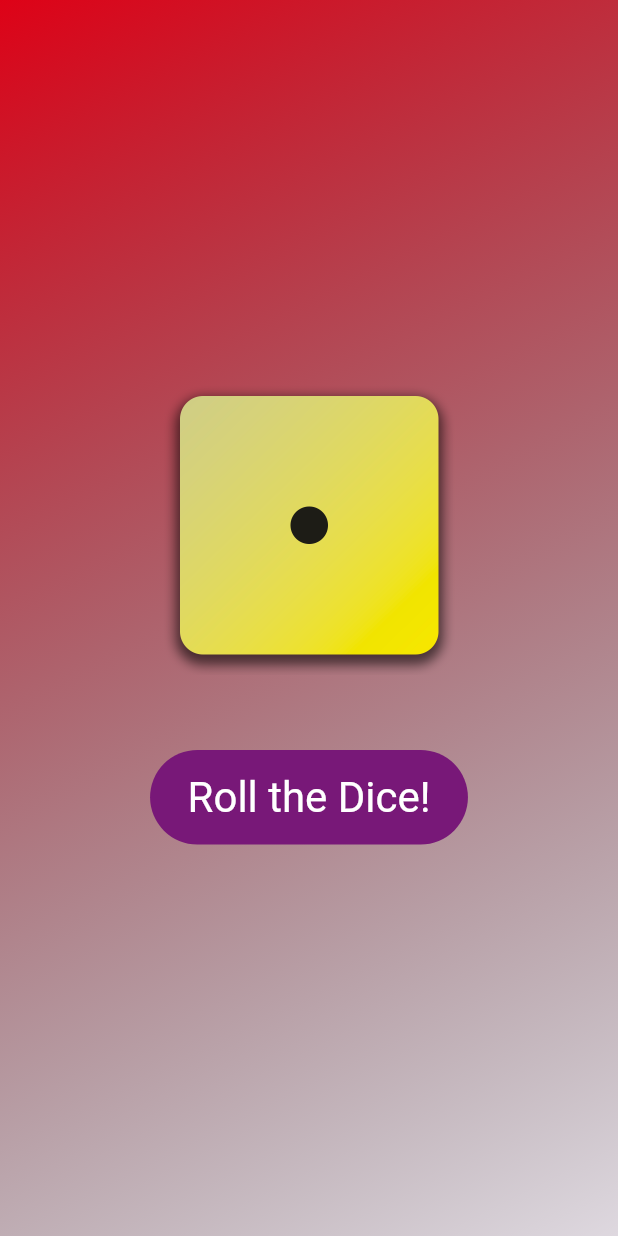
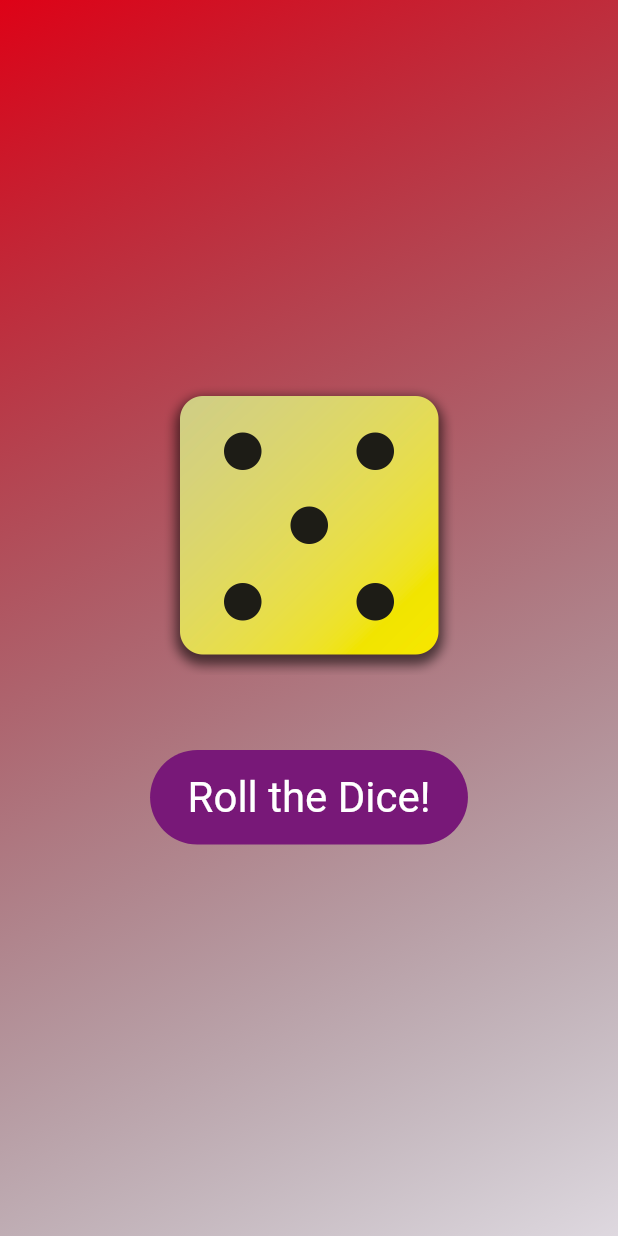
Before and after one commit to Squubis/first_app, a Flutter app: the screen it shows after launch, after a tap on "Roll the Dice!", on a phone screen of 412 x 824 dp. Run offline on Flutter 3.47's test engine with Material 3 defaults, Android fonts, the phone set to English and light mode, and no system bars.

Commit message:
dice randomizes now

```diff
--- a/lib/dice_roller.dart
+++ b/lib/dice_roller.dart
@@ -1,17 +1,52 @@
+import 'dart:math';
+
 import 'package:flutter/material.dart';
 
 class DiceRoller extends StatefulWidget{
   const DiceRoller({super.key});
 
+  @override
   State<DiceRoller> createState(){
     return _DiceRollerState();
   }
 }
 class _DiceRollerState extends State<DiceRoller>{
-  var activeImage = 'assets/images/dice-2.png';
-  void rollDice(){
-    activeImage='asset/images/dice-4.png';
-    print("Rolling Dice");
-    print("Active Image");
-  }
+ var activeImage = 'assets/images/dice-1.png';
+ void rollDice(){
+  var rolledValue = Random().nextInt(6)+1;
+  setState((){
+    activeImage = 'assets/images/dice-$rolledValue.png';
+    });
+ }
+
+  @override
+   Widget build(context){
+    return Column(
+            children: [
+              SizedBox(
+              height: 250,
+                ),
+              Image.asset(
+               activeImage,
+               width: 200,
+              ),
+              SizedBox(
+                height: 50,
+                ),
+              TextButton(
+                onPressed: rollDice,
+                style: TextButton.styleFrom(
+                  padding: const EdgeInsets.symmetric(vertical: 15, horizontal: 25),
+                  foregroundColor: Colors.white,
+                  backgroundColor: const Color.fromARGB(255, 120, 24, 120),
+                  textStyle: const TextStyle(
+                    fontSize: 28,
+                  )
+                ),
+                child: Text("Roll the Dice!"),
+              )
+          ],
+        );
+ }
+
 }
--- a/lib/gradient_container.dart
+++ b/lib/gradient_container.dart
@@ -1,5 +1,5 @@
 
-import 'package:first_app/my_text_widget.dart';
+import 'package:first_app/dice_roller.dart';
 import 'package:flutter/material.dart';
 
 class GradientContainer extends StatelessWidget{
@@ -9,9 +9,6 @@ class GradientContainer extends StatelessWidget{
     final Color startColor;
     final Color endColor;
 
-    void rollDice(){
-
-    }
 
     @override
     Widget build(context){
@@ -28,32 +25,7 @@ class GradientContainer extends StatelessWidget{
           ),
 
         child: Center(
-          child: Column(
-            children: [
-              SizedBox(
-              height: 250,
-                ),
-              Image.asset(
-               "assets/images/dice-1.png",
-               width: 200,
-              ),
-              SizedBox(
-                height: 50,
-                ),
-              TextButton(
-                onPressed: rollDice,
-                style: TextButton.styleFrom(
-                  padding: const EdgeInsets.symmetric(vertical: 15, horizontal: 25),
-                  foregroundColor: Colors.white,
-                  backgroundColor: const Color.fromARGB(255, 120, 24, 120),
-                  textStyle: const TextStyle(
-                    fontSize: 28,
-                  )
-                ),
-                child: Text("Roll the Dice!"),
-              )
-          ],
-        ),
+          child: DiceRoller()
         ),
       );
   }
```
